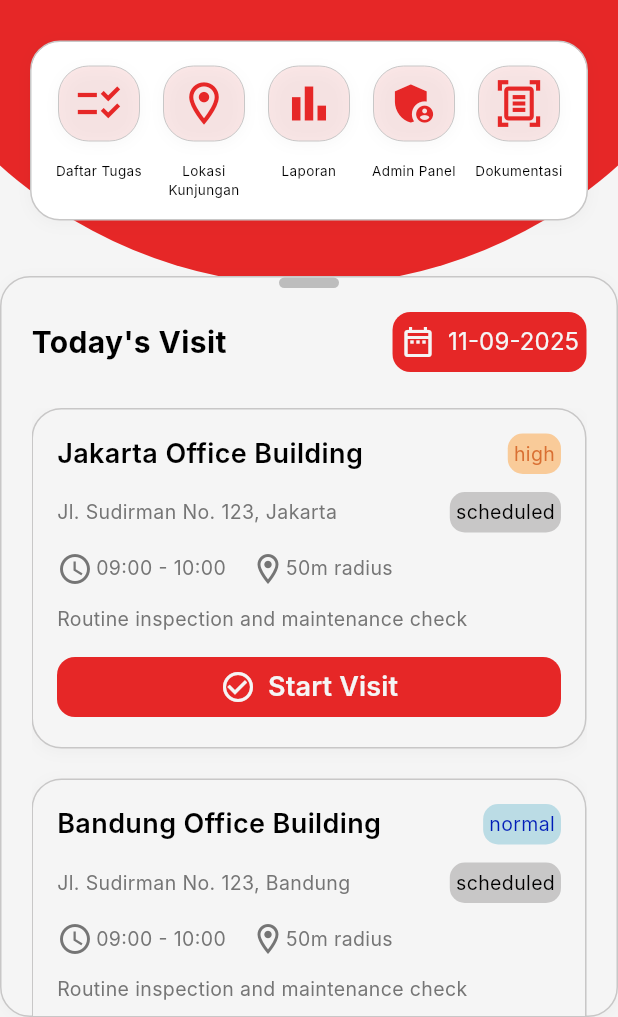
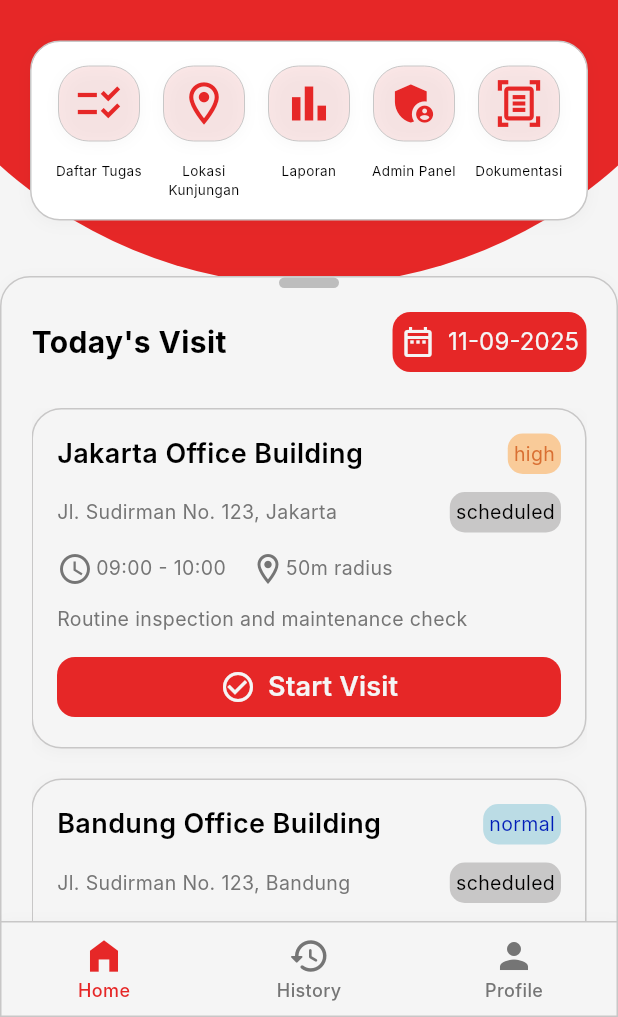
Before and after one commit to nasidfurqon/PoV, a Flutter app: the screen it shows after launch, after a tap on "Coba mode demo", on a phone screen of 412 x 824 dp, the part 219-1236 px from its top. Run offline on Flutter 3.47's test engine with Material 3 defaults, Android fonts, the phone set to English and light mode, and no system bars; our stand-ins replace dropdown_button2, file_picker, flutter_riverpod, geolocator, go_router, image_picker; Roboto replaces fonts that are missing (Inter).

Commit message:
ver: 0.1, feat: add bottom sheet and management page using riverpod for main page

```diff
--- a/lib/config/router/app_router.dart
+++ b/lib/config/router/app_router.dart
@@ -3,6 +3,7 @@ import 'package:flutter/material.dart';
 import 'package:go_router/go_router.dart';
 import 'package:pov2/config/router/app_routes.dart';
 import 'package:pov2/config/router/route_path.dart';
+import 'package:pov2/presentation/main_page.dart';
 import 'package:pov2/presentation/pages/auth/loginPage.dart';
 import 'package:pov2/presentation/pages/dashboard/dashboardPage.dart';
 import 'package:pov2/presentation/pages/shimmer/splashPage.dart';
@@ -36,6 +37,11 @@ final GoRouter appRouter = GoRouter(
         final String? id = state.pathParameters['id'];
         return VisitProgressPage(id: id);
       }
+    ),
+    GoRoute(
+      path: RoutePath.home,
+      name: AppRoutes.home.name,
+      builder: (context, state) => MainPage()
     )
   ]
 );
--- a/lib/config/router/app_routes.dart
+++ b/lib/config/router/app_routes.dart
@@ -1,3 +1,3 @@
 enum AppRoutes {
-  splash, login, dashboard, visit
+  splash, login, dashboard, visit, home
 }
--- a/lib/config/router/route_path.dart
+++ b/lib/config/router/route_path.dart
@@ -3,4 +3,5 @@ class RoutePath {
   static const String dashboard = '/dashboard';
   static const String login = '/login';
   static const String visit = '/visit/:id';
+  static const String home = '/home';
 }
--- a/lib/main.dart
+++ b/lib/main.dart
@@ -1,6 +1,7 @@
 import 'package:flutter/material.dart';
 import 'package:pov2/config/router/app_router.dart';
 import 'package:pov2/config/theme/app_theme.dart';
+import 'package:flutter_riverpod/flutter_riverpod.dart';
 
 void main() {
   runApp(const MyApp());
@@ -10,11 +11,13 @@ class MyApp extends StatelessWidget {
   const MyApp({super.key});
   @override
   Widget build(BuildContext context) {
-    return MaterialApp.router(
-      routerConfig: appRouter,
-      title: 'PoV',
-      theme: AppTheme.lightTheme,
-      debugShowCheckedModeBanner: false,
+    return ProviderScope(
+      child: MaterialApp.router(
+        routerConfig: appRouter,
+        title: 'PoV',
+        theme: AppTheme.lightTheme,
+        debugShowCheckedModeBanner: false,
+      ),
     );
   }
 }
--- /dev/null
+++ b/lib/presentation/main_page.dart
@@ -0,0 +1,99 @@
+import 'package:flutter/material.dart';
+import 'package:flutter_riverpod/flutter_riverpod.dart';
+import 'package:pov2/core/widget/custom_card.dart';
+import 'package:pov2/presentation/pages/dashboard/dashboardPage.dart';
+import 'package:pov2/presentation/pages/history/history_page.dart';
+import 'package:pov2/presentation/provider/bottom_nav_notifier.dart';
+import '../config/theme/app_spacing.dart';
+import '../config/theme/app_color.dart';
+
+class MainPage extends ConsumerStatefulWidget {
+  const MainPage({super.key});
+
+  @override
+  ConsumerState<MainPage> createState() => _MainPageState();
+}
+
+class _MainPageState extends ConsumerState<MainPage> {
+  final _scaffoldKey = GlobalKey<ScaffoldState>();
+
+  @override
+  Widget build(BuildContext context) {
+    final bottomNav = ref.watch(bottomNavNotifier);
+
+    return Scaffold(
+      key: _scaffoldKey,
+      extendBody: true,
+      resizeToAvoidBottomInset: false,
+      body: Stack(
+        alignment: AlignmentDirectional.topStart,
+        fit: StackFit.loose,
+        clipBehavior: Clip.hardEdge,
+        children: [
+          Padding(
+            padding:  EdgeInsets.zero,
+            child: PageView(
+              controller: bottomNav.controller,
+              physics: const NeverScrollableScrollPhysics(),
+              children: const [
+                DashboardPage(),
+                HistoryPage(),
+                HistoryPage()
+              ],
+            ),
+          ),
+          Positioned(
+            left: 0,
+            right: 0,
+            bottom: 0,
+            child: CustomCard(
+              borderRadius: 0,
+              padding: EdgeInsets.zero,
+              height: kBottomNavigationBarHeight + AppSpacing.xs,
+              child: ClipRRect(
+                borderRadius: BorderRadius.circular(48),
+                child: BottomNavigationBar(
+                  elevation: 0,
+                  onTap: (index) {
+                    bottomNav.changeIndex(index);
+                  },
+                  currentIndex: bottomNav.index,
+                  backgroundColor: Colors.transparent,
+                  selectedItemColor: AppColor.primary,
+                  unselectedItemColor: AppColor.textSecondary,
+                  selectedLabelStyle: const TextStyle(
+                    fontSize: 12,
+                    fontWeight: FontWeight.w500,
+                    color: AppColor.primary,
+                  ),
+                  unselectedLabelStyle: const TextStyle(
+                    fontSize: 12,
+                    fontWeight: FontWeight.w500,
+                    color: AppColor.textSecondary,
+                  ),
+                  selectedIconTheme: const IconThemeData(
+                    size: 28,
+                  ),
+                  unselectedIconTheme: const IconThemeData(
+                    size: 28,
+                  ),
+                  showUnselectedLabels: true,
+                  showSelectedLabels: true,
+                  type: BottomNavigationBarType.fixed,
+                  items: [
+                    const BottomNavigationBarItem(
+                        icon: Icon(Icons.home_filled), label: 'Home'),
+                    const BottomNavigationBarItem(
+                        icon: Icon(Icons.history_rounded), label: 'History'),
+                    const BottomNavigationBarItem(
+                        icon: Icon(Icons.person), label: 'Profile'),
+                  ],
+                ),
+              ),
+            ),
+          ),
+        ],
+      ),
+    );
+  }
+}
--- a/lib/presentation/pages/auth/loginPage.dart
+++ b/lib/presentation/pages/auth/loginPage.dart
@@ -49,7 +49,7 @@ class _LoginPageState extends State<LoginPage> {
                     horizontal: AppSpacing.sm,
                   ),
                   onPressed: () {
-                    context.goNamed(AppRoutes.dashboard.name);
+                    context.goNamed(AppRoutes.home.name);
                   },
                 ),
                 Padding(
--- /dev/null
+++ b/lib/presentation/pages/history/history_page.dart
@@ -0,0 +1,10 @@
+import 'package:flutter/material.dart';
+
+class HistoryPage extends StatelessWidget {
+  const HistoryPage({super.key});
+
+  @override
+  Widget build(BuildContext context) {
+    return SizedBox();
+  }
+}
--- /dev/null
+++ b/lib/presentation/provider/bottom_nav_notifier.dart
@@ -0,0 +1,27 @@
+import 'package:flutter/material.dart';
+import 'package:flutter_riverpod/flutter_riverpod.dart';
+
+class BottomNavNotifier extends ChangeNotifier {
+  late PageController controller;
+  int index = 0;
+
+  BottomNavNotifier() {
+    controller = PageController(initialPage: index, keepPage: true);
+    notifyListeners();
+  }
+
+  @override
+  void dispose() {
+    controller.dispose();
+    super.dispose();
+  }
+
+  void changeIndex(int value) {
+    index = value;
+    controller.jumpToPage(value);
+    notifyListeners();
+  }
+}
+
+final bottomNavNotifier = ChangeNotifierProvider.autoDispose<BottomNavNotifier>(
+        (ref) => BottomNavNotifier());
```
Also changed, not shown: lib/core/utils/file_helper.dart (line endings or trailing spaces), 1 other file.
